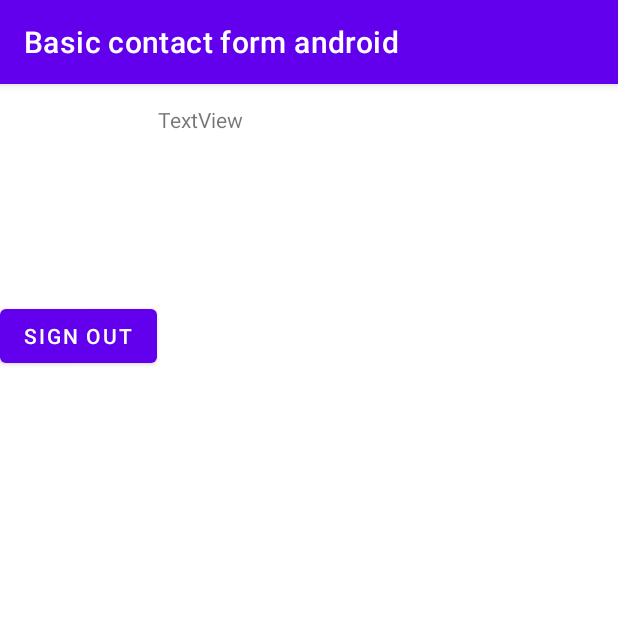
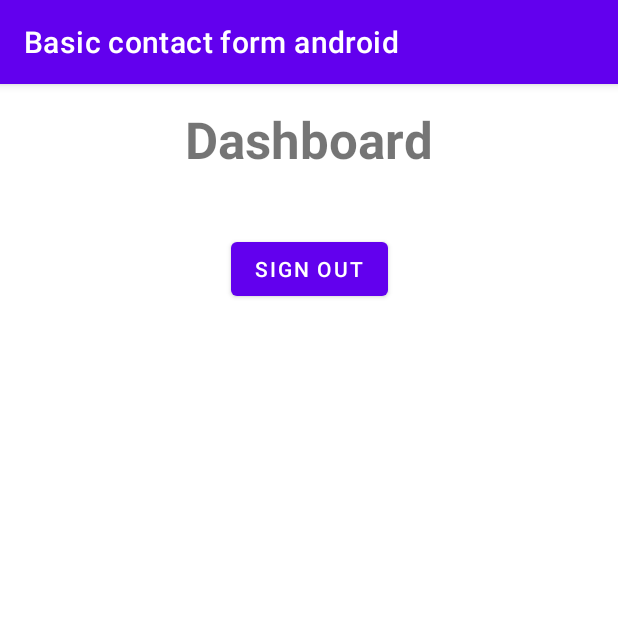
Before and after one commit to etnms/Basic-contact-form, an Android app: the screen it shows after launch once a user with an empty profile is signed in (Dashboard), on a phone screen of 412 x 824 dp, the top half of it. Run offline under Robolectric (Android 15) with nearby library versions, the phone set to English and light mode, and no system bars; our stand-ins replace Firebase (no records; nobody signed in at launch, a user with empty details on screens opened directly); 3 statements that could not run were skipped.

Commit message:
added basic read logic from firestore in android

```diff
--- a/android-app/app/src/main/java/com/basic/contact/form/Dashboard.kt
+++ b/android-app/app/src/main/java/com/basic/contact/form/Dashboard.kt
@@ -1,16 +1,20 @@
 package com.basic.contact.form
 
 import android.content.Intent
+import android.graphics.Color
 import android.os.Bundle
 import android.util.Log
+import android.view.View
 import android.widget.Button
+import android.widget.FrameLayout
 import android.widget.LinearLayout
 import android.widget.TextView
 import androidx.appcompat.app.AppCompatActivity
+import androidx.core.view.marginTop
 import com.google.firebase.auth.FirebaseAuth
 import com.google.firebase.firestore.ktx.firestore
 import com.google.firebase.ktx.Firebase
-
+import org.w3c.dom.Text
 
 class Dashboard : AppCompatActivity() {
 
@@ -37,10 +41,29 @@ class Dashboard : AppCompatActivity() {
     }
 
     private fun readData() {
+        val linearLayout = findViewById<LinearLayout>(R.id.items)
         db.collection("messages")
             .get()
             .addOnSuccessListener { result ->
                 for (document in result) {
+                    val frameLayout = FrameLayout(this)
+
+                    val contactText = TextView(this)
+                    val messageText = TextView(this)
+                    val dateText = TextView(this)
+
+                    contactText.text = document.data[("contact")].toString()
+                    messageText.text = document.data[("message")].toString()
+                    dateText.text = document.data[("date")].toString()
+
+                    //frameLayout.addView(contactText)
+                    //frameLayout.addView(messageText)
+                    //frameLayout.addView(dateText)
+
+                    linearLayout.addView(contactText)
+                    linearLayout.addView((messageText))
+                    linearLayout.addView((dateText))
+
                     Log.d("data", "${document.id} => ${document.data}")
                 }
             }
--- a/android-app/app/src/main/res/layout/dashboard.xml
+++ b/android-app/app/src/main/res/layout/dashboard.xml
@@ -6,50 +6,44 @@
     android:layout_width="match_parent"
     android:layout_height="match_parent">
 
+    <TextView
+        android:id="@+id/dashboard_text"
+        android:layout_width="wrap_content"
+        android:layout_height="wrap_content"
+        android:layout_marginTop="14dp"
+        android:text="Dashboard"
+        android:textSize="34sp"
+        android:textStyle="bold"
+        app:layout_constraintEnd_toEndOf="parent"
+        app:layout_constraintStart_toStartOf="parent"
+        app:layout_constraintTop_toTopOf="parent" />
+
     <Button
         android:id="@+id/signout_btn"
         android:layout_width="wrap_content"
         android:layout_height="wrap_content"
-        android:layout_marginTop="144dp"
+        android:layout_marginTop="40dp"
         android:text="Sign out"
+        app:layout_constraintEnd_toEndOf="parent"
         app:layout_constraintStart_toStartOf="parent"
-        app:layout_constraintTop_toTopOf="parent" />
-
-    <TextView
-        android:id="@+id/textView2"
-        android:layout_width="wrap_content"
-        android:layout_height="wrap_content"
-        android:layout_marginStart="105dp"
-        android:layout_marginLeft="105dp"
-        android:layout_marginTop="14dp"
-        android:text="TextView"
-        app:layout_constraintStart_toStartOf="parent"
-        app:layout_constraintTop_toTopOf="parent" />
+        app:layout_constraintTop_toBottomOf="@+id/dashboard_text" />
 
     <ScrollView
-        android:layout_width="677dp"
-        android:layout_height="575dp"
+        android:id="@+id/scrollview"
+        android:layout_width="406dp"
+        android:layout_height="538dp"
+        android:layout_marginStart="8dp"
+        android:layout_marginTop="76dp"
+        android:layout_marginEnd="8dp"
         app:layout_constraintEnd_toEndOf="parent"
         app:layout_constraintStart_toStartOf="parent"
-        tools:layout_editor_absoluteY="266dp">
+        app:layout_constraintTop_toBottomOf="@+id/signout_btn">
 
         <LinearLayout
+            android:id="@+id/items"
             android:layout_width="match_parent"
             android:layout_height="wrap_content"
-            android:orientation="vertical" >
-
-            <TextView
-                android:id="@+id/textView4"
-                android:layout_width="match_parent"
-                android:layout_height="wrap_content"
-                android:text="TextView" />
-
-            <TextView
-                android:id="@+id/textView3"
-                android:layout_width="match_parent"
-                android:layout_height="wrap_content"
-                android:text="TextView" />
-        </LinearLayout>
+            android:orientation="vertical" />
     </ScrollView>
 
 
```
